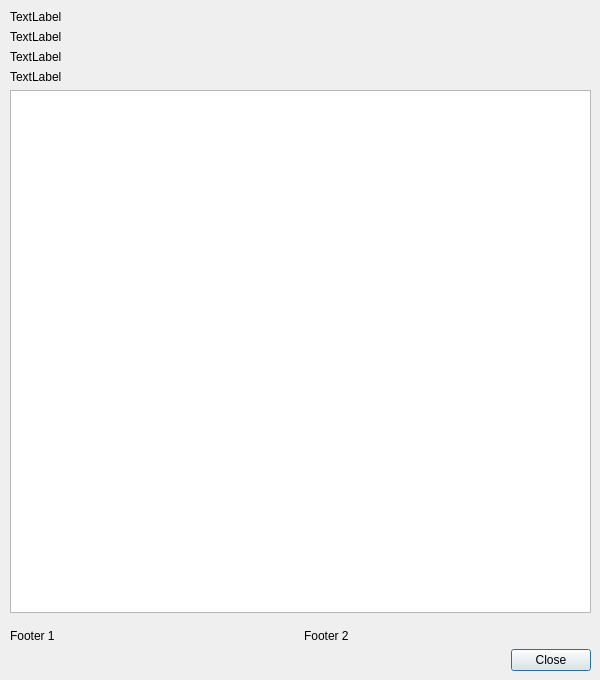
Before: the Qt Designer form about.ui in palaeoware/MBL2017, drawn with Qt 5.
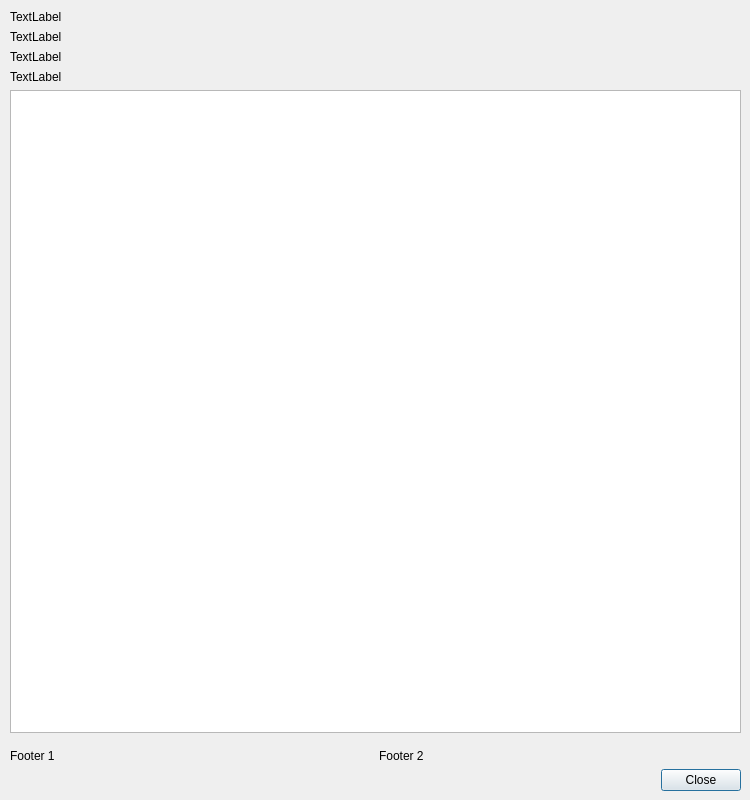
After: the same form once the commit is applied.

Commit message: Updated about, started adding path to match TREvoSim

```diff
--- a/about.ui
+++ b/about.ui
@@ -6,8 +6,8 @@
    <rect>
     <x>0</x>
     <y>0</y>
-    <width>600</width>
-    <height>680</height>
+    <width>750</width>
+    <height>800</height>
    </rect>
   </property>
   <property name="windowTitle">
@@ -18,8 +18,8 @@
     <rect>
      <x>10</x>
      <y>10</y>
-     <width>581</width>
-     <height>661</height>
+     <width>731</width>
+     <height>781</height>
     </rect>
    </property>
    <layout class="QVBoxLayout" name="verticalLayout">
```
Left out of the diff: 3 changed lines with no effect on the pictures. The commit also changes 4 other files.
